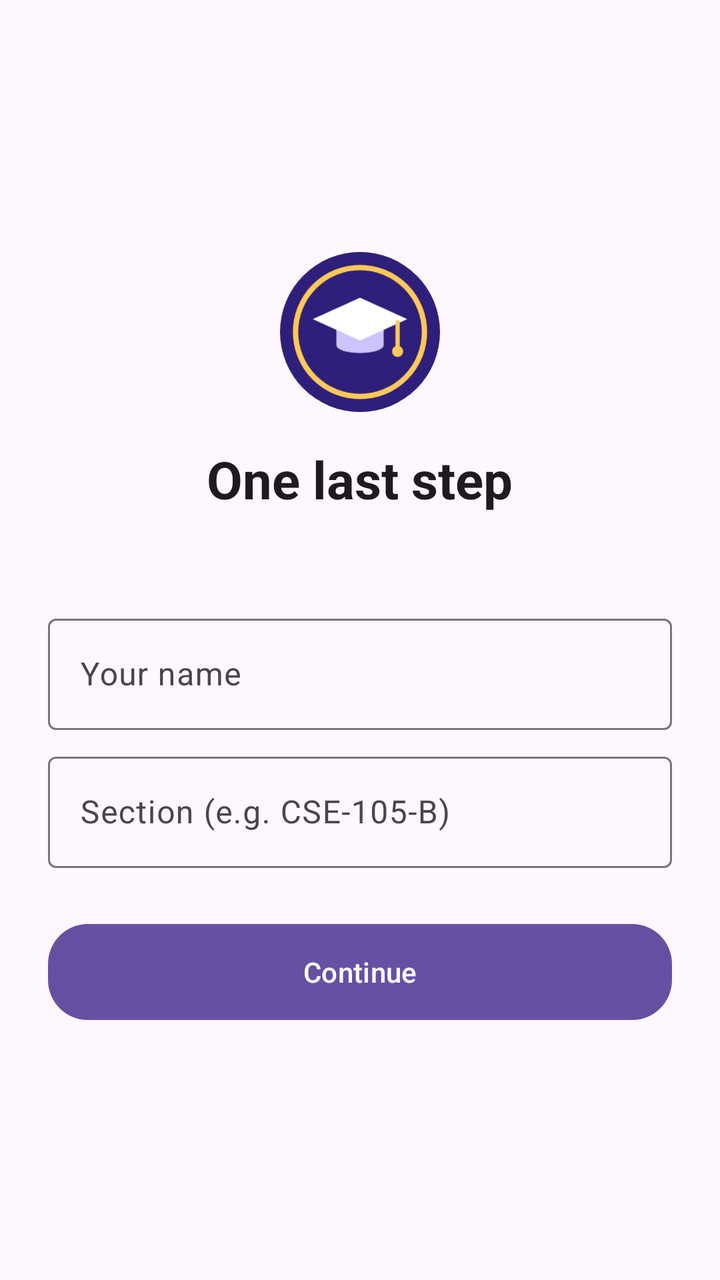
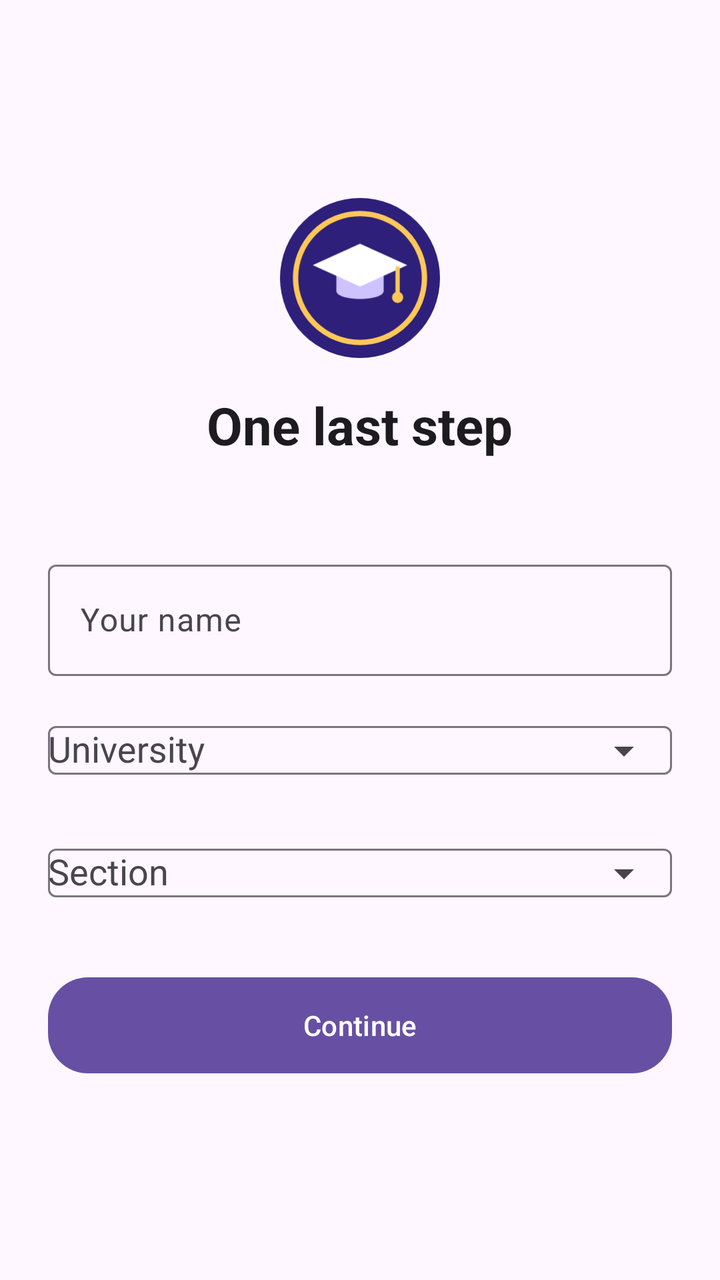

Screens rendered from an Android XML layout before and after an edit, with the pre-edit source and the edit as a unified diff.
<!-- AndroidManifest.xml: application theme Theme.CampusCompanion -->
<!-- res/layout/activity_complete_profile.xml -->
<?xml version="1.0" encoding="utf-8"?>
<ScrollView xmlns:android="http://schemas.android.com/apk/res/android"
    xmlns:app="http://schemas.android.com/apk/res-auto"
    android:layout_width="match_parent"
    android:layout_height="match_parent"
    android:fillViewport="true">

    <LinearLayout
        android:layout_width="match_parent"
        android:layout_height="match_parent"
        android:gravity="center"
        android:orientation="vertical"
        android:padding="24dp">

        <ImageView
            android:layout_width="80dp"
            android:layout_height="80dp"
            android:contentDescription="Campus Companion logo"
            android:src="@drawable/ic_logo_badge" />

        <TextView
            android:layout_width="wrap_content"
            android:layout_height="wrap_content"
            android:layout_marginTop="16dp"
            android:text="One last step"
            android:textColor="?attr/colorOnSurface"
            android:textSize="26sp"
            android:textStyle="bold" />

        <TextView
            android:id="@+id/tvEmailInfo"
            android:layout_width="wrap_content"
            android:layout_height="wrap_content"
            android:layout_marginTop="4dp"
            android:layout_marginBottom="24dp"
            android:gravity="center"
            android:textColor="?attr/colorOnSurfaceVariant" />

        <com.google.android.material.textfield.TextInputLayout
            android:id="@+id/tilName"
            android:layout_width="match_parent"
            android:layout_height="wrap_content"
            android:hint="Your name">

            <com.google.android.material.textfield.TextInputEditText
                android:id="@+id/etName"
                android:layout_width="match_parent"
                android:layout_height="wrap_content"
                android:inputType="textPersonName|textCapWords" />
        </com.google.android.material.textfield.TextInputLayout>

        <com.google.android.material.textfield.TextInputLayout
            android:id="@+id/tilSection"
            android:layout_width="match_parent"
            android:layout_height="wrap_content"
            android:layout_marginTop="8dp"
            android:hint="Section (e.g. CSE-105-B)">

            <com.google.android.material.textfield.TextInputEditText
                android:id="@+id/etSection"
                android:layout_width="match_parent"
                android:layout_height="wrap_content"
                android:inputType="textCapCharacters" />
        </com.google.android.material.textfield.TextInputLayout>

        <com.google.android.material.button.MaterialButton
            android:id="@+id/btnContinue"
            android:layout_width="match_parent"
            android:layout_height="56dp"
            android:layout_marginTop="24dp"
            android:text="Continue"
            app:cornerRadius="20dp" />
    </LinearLayout>
</ScrollView>
<!-- resources referenced by this layout -->
<resources>
  <!-- drawable ic_logo_badge (drawable) -->
  <?xml version="1.0" encoding="utf-8"?>
  <vector xmlns:android="http://schemas.android.com/apk/res/android"
      android:width="108dp"
      android:height="108dp"
      android:viewportWidth="108"
      android:viewportHeight="108">
  
      
      <path
          android:fillColor="#2E1F7A"
          android:pathData="M54,0a54,54 0 1 1 0,108a54,54 0 1 1 0,-108z" />
  
      
      <group
          android:pivotX="54"
          android:pivotY="54"
          android:scaleX="1.45"
          android:scaleY="1.45">
          <path
              android:pathData="M54,24a30,30 0 1 1 0,60a30,30 0 1 1 0,-60z"
              android:strokeColor="#FFC857"
              android:strokeWidth="2.5" />
          <path
              android:fillColor="#CFC3FF"
              android:pathData="M43,52v8c0,5 22,5 22,0v-8z" />
          <path
              android:fillColor="#FFFFFF"
              android:pathData="M54,38L76,48L54,58L32,48z" />
          <path
              android:pathData="M71.5,49.5V61"
              android:strokeColor="#FFC857"
              android:strokeWidth="2"
              android:strokeLineCap="round" />
          <path
              android:fillColor="#FFC857"
              android:pathData="M71.5,63m-2.6,0a2.6,2.6 0 1 1 5.2,0a2.6,2.6 0 1 1 -5.2,0" />
      </group>
  </vector>
  <style name="Theme.CampusCompanion" parent="Base.Theme.CampusCompanion" />
  <style name="Base.Theme.CampusCompanion" parent="Theme.Material3.DayNight.NoActionBar">
          
      </style>
</resources>

<!-- the commit's change to res/layout/activity_complete_profile.xml (unified diff, before → after) -->
@@ -50,14 +50,54 @@
         </com.google.android.material.textfield.TextInputLayout>
 
         <com.google.android.material.textfield.TextInputLayout
+            android:id="@+id/tilUniversity"
+            android:layout_width="match_parent"
+            android:layout_height="wrap_content"
+            android:layout_marginTop="8dp"
+            android:hint="University"
+            app:endIconMode="dropdown_menu">
+
+            <AutoCompleteTextView
+                android:id="@+id/actUniversity"
+                android:layout_width="match_parent"
+                android:layout_height="wrap_content"
+                android:inputType="none" />
+        </com.google.android.material.textfield.TextInputLayout>
+
+        <com.google.android.material.textfield.TextInputLayout
             android:id="@+id/tilSection"
             android:layout_width="match_parent"
             android:layout_height="wrap_content"
             android:layout_marginTop="8dp"
-            android:hint="Section (e.g. CSE-105-B)">
+            android:hint="Section"
+            app:endIconMode="dropdown_menu">
+
+            <AutoCompleteTextView
+                android:id="@+id/actSection"
+                android:layout_width="match_parent"
+                android:layout_height="wrap_content"
+                android:inputType="none" />
+        </com.google.android.material.textfield.TextInputLayout>
+
+        <TextView
+            android:id="@+id/tvUniHint"
+            android:layout_width="match_parent"
+            android:layout_height="wrap_content"
+            android:layout_marginTop="8dp"
+            android:textColor="?attr/colorOnSurfaceVariant"
+            android:textSize="13sp"
+            android:visibility="gone" />
+
+        <com.google.android.material.textfield.TextInputLayout
+            android:id="@+id/tilCode"
+            android:layout_width="match_parent"
+            android:layout_height="wrap_content"
+            android:layout_marginTop="8dp"
+            android:hint="Class code (ask your CR)"
+            android:visibility="gone">
 
             <com.google.android.material.textfield.TextInputEditText
-                android:id="@+id/etSection"
+                android:id="@+id/etCode"
                 android:layout_width="match_parent"
                 android:layout_height="wrap_content"
                 android:inputType="textCapCharacters" />
